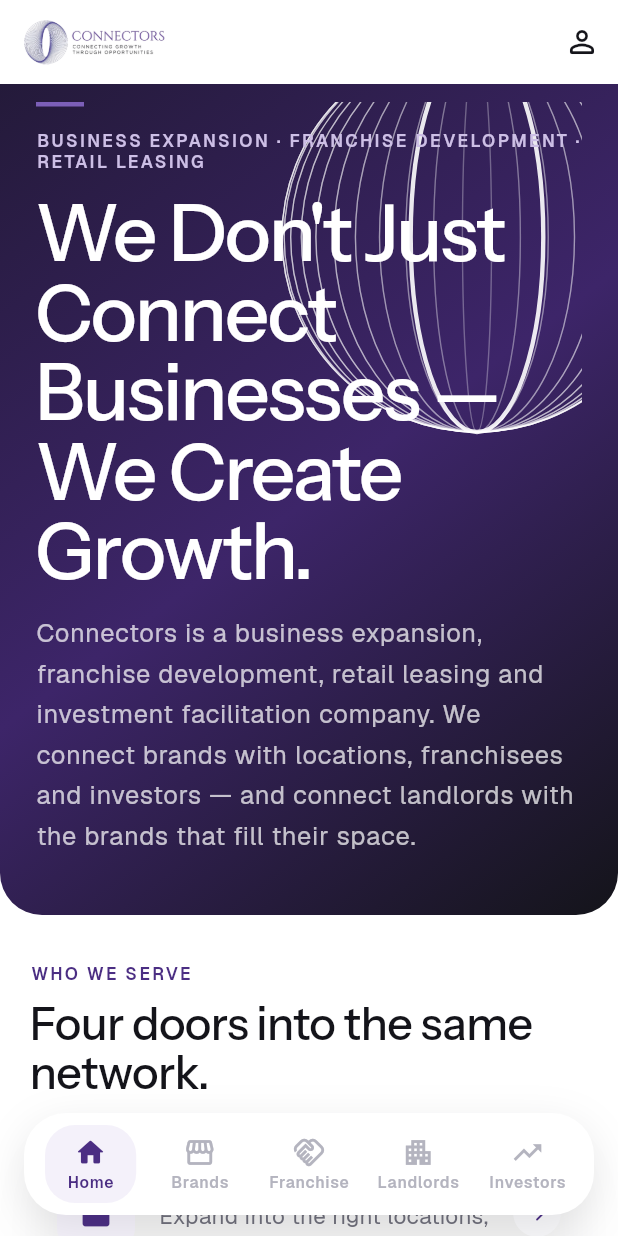
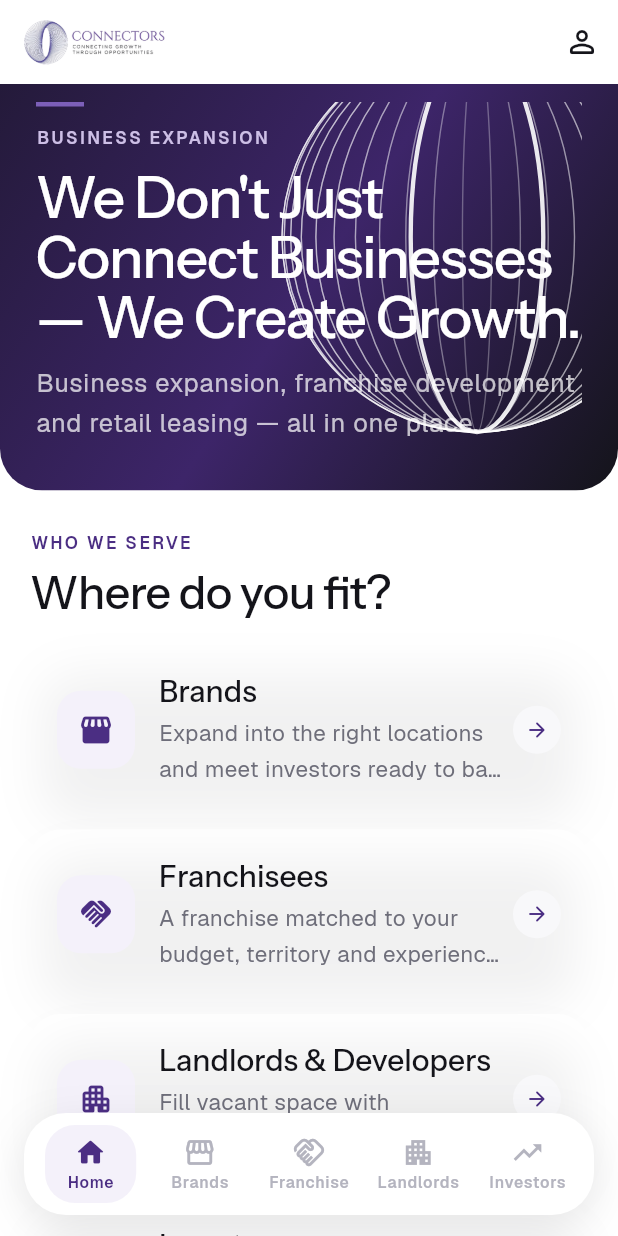
Before and after one commit to danishsaleem-dev/connectors-app, a Flutter app: the screen it shows after launch, on a phone screen of 412 x 824 dp. Run offline on Flutter 3.47's test engine with Material 3 defaults, Android fonts, the phone set to English and light mode, and no system bars; our stand-ins replace google_fonts.

Commit message:
Redesign for an app-native feel and dim the orbit graphic
The orbit mark behind the hero title was near-full white opacity,
clashing with the text on top of it — dimmed to 0.08 alpha everywhere
it appears (hero, the old CTA card) so it reads as texture, not noise.

Bigger change: the app was reusing the website's page structure
(a marketing hero banner + eyebrow/heading section pattern repeated
on every screen), which read as a scrolled-down website rather than
an app. Reworked around mobile-native patterns instead:
- AppHero's gradient/orbit banner is now Home-only, the app's one
  branded moment, not a repeated marketing block on every tab.
- New PageHeader (plain icon + title, no gradient) replaces AppHero
  on the four audience screens, dropping the redundant "How we work
  with you" heading block those pages didn't need on top of it.
- "Why Connectors" is a glanceable 2-column icon grid instead of four
  full-width paragraph cards, with the copy itself cut to phrases.
- The closing marketing CTA card is a single-line prompt row instead
  of a second dark hero card.
- Hero and hero-adjacent copy trimmed throughout (site tagline,
  audience leads, form headings) to what a phone screen actually
  needs, not the website's sentence-length copy.

Co-Authored-By: Claude Sonnet 5 <noreply@anthropic.com>

```diff
--- a/lib/data/company_data.dart
+++ b/lib/data/company_data.dart
@@ -20,29 +20,10 @@ class CompanyData {
       'for sustainable growth and long-term success.';
 
   static const whyChoose = [
-    Feature(
-      title: 'One complete ecosystem',
-      body:
-          'Location, franchise, capital, marketing and technology under a '
-          'single platform — not five vendors who have never spoken to '
-          'each other.',
-    ),
-    Feature(
-      title: 'Powerful network',
-      body:
-          'Strong existing relationships with brands, investors, malls, '
-          'landlords and franchise operators.',
-    ),
-    Feature(
-      title: 'Technology driven',
-      body: 'Modern systems built for networks that need to scale without losing control.',
-    ),
-    Feature(
-      title: 'End-to-end solutions',
-      body:
-          'From location sourcing to franchise sales and marketing — we '
-          'manage the complete growth journey.',
-    ),
+    Feature(title: 'One ecosystem', body: 'Location, capital, marketing and tech — one platform.'),
+    Feature(title: 'Real network', body: 'Existing ties to brands, investors, malls and landlords.'),
+    Feature(title: 'Built on tech', body: 'Modern systems that scale without losing control.'),
+    Feature(title: 'End-to-end', body: 'From location sourcing to franchise sales, handled.'),
   ];
 
   static const valueCreation = [
--- a/lib/data/site_data.dart
+++ b/lib/data/site_data.dart
@@ -1,3 +1,5 @@
+import 'package:flutter/material.dart';
+
 /// Ported from the website's src/lib/site.ts — same office details, contact
 /// emails and audience copy, so the app never says something the site
 /// doesn't (or vice versa).
@@ -20,12 +22,14 @@ class Audience {
   final String nav;
   final String title;
   final String lead;
+  final IconData icon;
 
   const Audience({
     required this.slug,
     required this.nav,
     required this.title,
     required this.lead,
+    required this.icon,
   });
 }
 
@@ -36,10 +40,8 @@ class SiteData {
   static const tagline = 'Connecting Growth Through Opportunities';
   static const promise = "We Don't Just Connect Businesses — We Create Growth.";
   static const description =
-      'Connectors is a business expansion, franchise development, retail '
-      'leasing and investment facilitation company. We connect brands with '
-      'locations, franchisees and investors — and connect landlords with the '
-      'brands that fill their space.';
+      'Business expansion, franchise development and retail leasing — all '
+      'in one place.';
 
   static const generalEmail = 'info@connectors.group';
 
@@ -64,39 +66,36 @@ class SiteData {
     ),
   ];
 
-  /// Same four doors as the website nav/homepage.
+  /// Same four doors as the website nav/homepage. Icons are the app's own —
+  /// the site has no equivalent since it uses full nav labels instead.
   static const audiences = [
     Audience(
       slug: 'for-brands',
       nav: 'For Brands',
       title: 'Brands',
-      lead:
-          'Expand into the right locations, turn your business into a '
-          'franchise, and meet investors ready to back it.',
+      lead: 'Expand into the right locations and meet investors ready to back it.',
+      icon: Icons.storefront_rounded,
     ),
     Audience(
       slug: 'for-franchise',
       nav: 'For Franchisees',
       title: 'Franchisees',
-      lead:
-          'Find a franchise matched to your budget, territory and '
-          'experience — with the training and systems to run it.',
+      lead: 'A franchise matched to your budget, territory and experience.',
+      icon: Icons.handshake_rounded,
     ),
     Audience(
       slug: 'for-landlords',
       nav: 'For Landlords',
       title: 'Landlords & Developers',
-      lead:
-          'Fill vacant retail, mall and commercial space with established '
-          'brands actively looking to expand.',
+      lead: 'Fill vacant space with established brands actively expanding.',
+      icon: Icons.apartment_rounded,
     ),
     Audience(
       slug: 'for-investors',
       nav: 'For Investors',
       title: 'Investors',
-      lead:
-          'Access proven business models, expansion-ready brands and '
-          'multi-unit franchise opportunities.',
+      lead: 'Proven business models and multi-unit franchise opportunities.',
+      icon: Icons.trending_up_rounded,
     ),
   ];
 
--- a/lib/screens/home_screen.dart
+++ b/lib/screens/home_screen.dart
@@ -11,18 +11,10 @@ import '../widgets/marquee_strip.dart';
 import '../widgets/offices_section.dart';
 import '../widgets/reveal.dart';
 
-const _audienceIcons = {
-  'for-brands': Icons.storefront_rounded,
-  'for-franchise': Icons.handshake_rounded,
-  'for-landlords': Icons.apartment_rounded,
-  'for-investors': Icons.trending_up_rounded,
-};
-
-/// Main screen — the promise line + description from the website hero, the
-/// "four doors" split, real "why Connectors" and "what we create" content
-/// from the site's own copy, an industries marquee, and real office contact
-/// details. Tapping an audience card switches the app's bottom-nav tab
-/// rather than navigating to a route.
+/// Main screen — a compact promise banner, the "four doors" split (the
+/// screen's actual job), a glanceable trust grid, an industries marquee and
+/// office contact details. Tapping an audience card switches the app's
+/// bottom-nav tab rather than navigating to a route.
 class HomeScreen extends StatelessWidget {
   final void Function(int tabIndex) onSelectAudience;
 
@@ -36,12 +28,11 @@ class HomeScreen extends StatelessWidget {
         crossAxisAlignment: CrossAxisAlignment.stretch,
         children: [
           AppHero(
-            big: true,
-            eyebrow: 'Business Expansion · Franchise Development · Retail Leasing',
+            eyebrow: 'Business Expansion',
             title: SiteData.promise,
             body: SiteData.description,
           ),
-          const SizedBox(height: 32),
+          const SizedBox(height: 28),
           Padding(
             padding: const EdgeInsets.symmetric(horizontal: 20),
             child: Column(
@@ -50,12 +41,12 @@ class HomeScreen extends StatelessWidget {
                 const Eyebrow('Who we serve'),
                 const SizedBox(height: 10),
                 Text(
-                  'Four doors into the same network.',
+                  'Where do you fit?',
                   style: Theme.of(context).textTheme.displaySmall,
                 ),
-                const SizedBox(height: 20),
+                const SizedBox(height: 18),
                 for (var i = 0; i < SiteData.audiences.length; i++) ...[
-                  if (i > 0) const SizedBox(height: 12),
+                  if (i > 0) const SizedBox(height: 10),
                   Reveal(
                     index: i,
                     child: _AudienceCard(
@@ -67,7 +58,7 @@ class HomeScreen extends StatelessWidget {
               ],
             ),
           ),
-          const SizedBox(height: 40),
+          const SizedBox(height: 32),
           Padding(
             padding: const EdgeInsets.symmetric(horizontal: 20),
             child: Column(
@@ -75,19 +66,19 @@ class HomeScreen extends StatelessWidget {
               children: [
                 const Eyebrow('Why Connectors'),
                 const SizedBox(height: 10),
-                Text('Built as one ecosystem.', style: Theme.of(context).textTheme.displaySmall),
-                const SizedBox(height: 20),
+                Text('One ecosystem.', style: Theme.of(context).textTheme.displaySmall),
+                const SizedBox(height: 16),
                 FeatureRows(features: CompanyData.whyChoose),
               ],
             ),
           ),
-          const SizedBox(height: 40),
+          const SizedBox(height: 32),
           Padding(
             padding: const EdgeInsets.symmetric(horizontal: 20),
             child: Column(
               crossAxisAlignment: CrossAxisAlignment.start,
               children: [
-                const Eyebrow('Industries we serve'),
+                const Eyebrow('Industries'),
                 const SizedBox(height: 10),
                 Text(
                   'Wherever retail happens.',
@@ -96,19 +87,14 @@ class HomeScreen extends StatelessWidget {
               ],
             ),
           ),
-          const SizedBox(height: 20),
+          const SizedBox(height: 16),
           MarqueeStrip(items: CompanyData.industries),
-          const SizedBox(height: 44),
+          const SizedBox(height: 36),
           const OfficesSection(),
-          const SizedBox(height: 32),
+          const SizedBox(height: 8),
           Padding(
             padding: const EdgeInsets.symmetric(horizontal: 20),
-            child: EnquireCta(
-              title: 'Not sure where you fit? Just tell us.',
-              body:
-                  'Send a short note about what you\'re trying to do, and our '
-                  'team will point you to the right place.',
-            ),
+            child: EnquireCta(message: "Not sure where you fit? Email our team."),
           ),
         ],
       ),
@@ -145,11 +131,7 @@ class _AudienceCard extends StatelessWidget {
                   color: AppColors.violet50,
                   borderRadius: BorderRadius.circular(16),
                 ),
-                child: Icon(
-                  _audienceIcons[audience.slug] ?? Icons.arrow_forward_rounded,
-                  color: AppColors.violet600,
-                  size: 24,
-                ),
+                child: Icon(audience.icon, color: AppColors.violet600, size: 24),
               ),
               const SizedBox(width: 16),
               Expanded(
--- a/lib/widgets/app_hero.dart
+++ b/lib/widgets/app_hero.dart
@@ -3,22 +3,16 @@ import '../theme/colors.dart';
 import 'eyebrow.dart';
 import 'orbit_field.dart';
 
-/// Banner used at the top of every screen — a violet gradient carrying the
-/// brand's own orbit-sphere motif (not a photo, not a generic gradient
-/// blob), rounded into the content below rather than a hard rectangle.
+/// The Home tab's own banner, carrying the brand's orbit-sphere motif — kept
+/// off every other screen on purpose (see PageHeader), so it reads as the
+/// app's one branded moment rather than a marketing hero repeated on every
+/// tap, which is what made the app feel like a scrolled-down website.
 class AppHero extends StatelessWidget {
   final String eyebrow;
   final String title;
   final String? body;
-  final bool big;
 
-  const AppHero({
-    super.key,
-    required this.eyebrow,
-    required this.title,
-    this.body,
-    this.big = false,
-  });
+  const AppHero({super.key, required this.eyebrow, required this.title, this.body});
 
   @override
   Widget build(BuildContext context) {
@@ -29,7 +23,7 @@ class AppHero extends StatelessWidget {
       ),
       child: Container(
         width: double.infinity,
-        padding: EdgeInsets.fromLTRB(24, big ? 12 : 20, 24, big ? 40 : 30),
+        padding: const EdgeInsets.fromLTRB(24, 12, 24, 32),
         decoration: const BoxDecoration(
           gradient: LinearGradient(
             begin: Alignment.topLeft,
@@ -46,8 +40,10 @@ class AppHero extends StatelessWidget {
                 child: SizedBox(
                   width: 260,
                   height: 260,
+                  // Dim — this sits directly behind the title, and a bright
+                  // mark there reads as visual noise clashing with the text.
                   child: OrbitField(
-                    color: AppColors.white.withValues(alpha: 0.9),
+                    color: AppColors.white.withValues(alpha: 0.08),
                     count: 22,
                     animate: false,
                   ),
@@ -58,18 +54,15 @@ class AppHero extends StatelessWidget {
               crossAxisAlignment: CrossAxisAlignment.start,
               children: [
                 Container(width: 32, height: 3, color: AppColors.violet400),
-                const SizedBox(height: 16),
+                const SizedBox(height: 14),
                 Eyebrow(eyebrow, color: AppColors.violet200),
-                const SizedBox(height: 14),
+                const SizedBox(height: 12),
                 Text(
                   title,
-                  style: (big
-                          ? Theme.of(context).textTheme.displayLarge
-                          : Theme.of(context).textTheme.displayMedium)
-                      ?.copyWith(color: AppColors.white),
+                  style: Theme.of(context).textTheme.displayMedium?.copyWith(color: AppColors.white),
                 ),
                 if (body != null) ...[
-                  const SizedBox(height: 14),
+                  const SizedBox(height: 10),
                   Text(
                     body!,
                     style: Theme.of(context).textTheme.bodyLarge?.copyWith(
```
Also changed, not shown: lib/screens/audience_screen.dart (+11 -28 lines), lib/widgets/enquire_cta.dart (+27 -58 lines), lib/widgets/feature_rows.dart (+67 -49 lines), lib/widgets/page_header.dart (added, +50 -0 lines), 1 other file.
